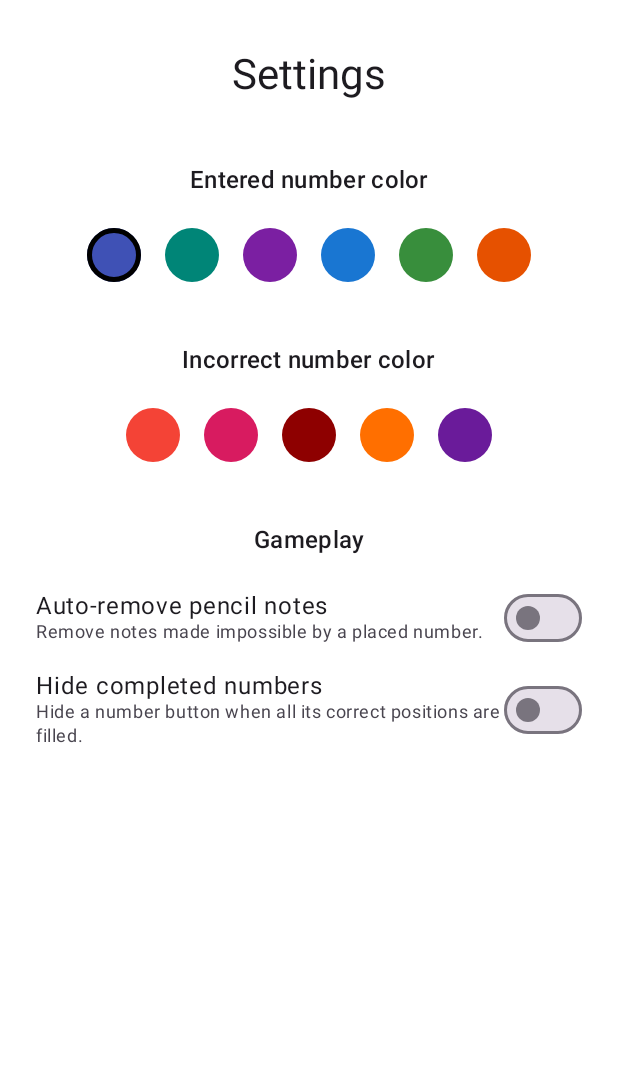
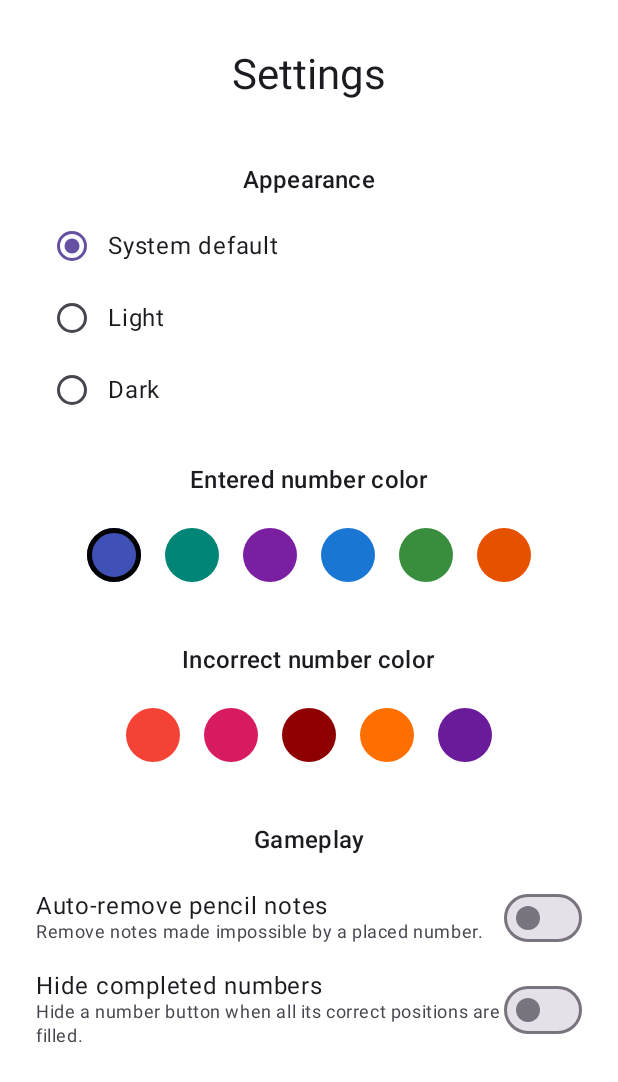
Before and after one commit to kotborisvchemsecret-cpu/Neat_Sudoku, an Android app built with Jetpack Compose: the screen it shows after launch (MainActivity), after a tap on "Settings", on a phone screen of 412 x 824 dp. Shown: the top 1082 px of the screen. Run offline under Robolectric (Android 15) with nearby library versions, the phone set to English and light mode, and no system bars.

Commit message:
settings now have their own viewmodel theme toggle

```diff
--- a/app/src/main/AndroidManifest.xml
+++ b/app/src/main/AndroidManifest.xml
@@ -13,8 +13,8 @@
         android:theme="@style/Theme.NeatSudoku">
         <activity
             android:name=".MainActivity"
+            android:screenOrientation="portrait"
             android:exported="true"
-            android:label="@string/app_name"
             android:theme="@style/Theme.NeatSudoku"
             android:windowSoftInputMode="adjustResize">
             <intent-filter>
--- a/app/src/main/java/com/example/neatsudoku/MainActivity.kt
+++ b/app/src/main/java/com/example/neatsudoku/MainActivity.kt
@@ -3,16 +3,23 @@ package com.example.neatsudoku
 import android.os.Bundle
 import androidx.activity.ComponentActivity
 import androidx.activity.compose.setContent
+import androidx.compose.runtime.collectAsState
+import androidx.compose.runtime.getValue
+import androidx.lifecycle.viewmodel.compose.viewModel
 import com.example.neatsudoku.ui.navigation.AppNavigation
 import com.example.neatsudoku.ui.theme.NeatSudokuTheme
+import com.example.neatsudoku.ui.viewmodel.SettingsViewModel
 
 class MainActivity : ComponentActivity() {
     override fun onCreate(savedInstanceState: Bundle?) {
         super.onCreate(savedInstanceState)
 
         setContent {
-            NeatSudokuTheme() {
-                AppNavigation()
+            val settingsViewModel: SettingsViewModel = viewModel()
+            val settings by settingsViewModel.uiState.collectAsState()
+
+            NeatSudokuTheme(themeMode = settings.themeMode) {
+                AppNavigation(settingsViewModel = settingsViewModel)
             }
         }
 
--- /dev/null
+++ b/app/src/main/java/com/example/neatsudoku/data/repository/SettingsRepository.kt
@@ -0,0 +1,51 @@
+package com.example.neatsudoku.data.repository
+
+import android.content.Context
+import androidx.core.content.edit
+import androidx.compose.ui.graphics.Color
+import androidx.compose.ui.graphics.toArgb
+
+class SettingsRepository(context: Context) {
+
+    private val preferences = context.applicationContext.getSharedPreferences(
+        "sudoku_settings",
+        Context.MODE_PRIVATE
+    )
+
+    fun loadPlayerColor() = Color(
+        preferences.getInt("player_color", Color(0xFF3F51B5).toArgb())
+    )
+
+    fun loadIncorrectColor() = Color(
+        preferences.getInt("incorrect_color", Color.Red.toArgb())
+    )
+
+    fun loadAutoRemovePencilNotes() =
+        preferences.getBoolean("auto_remove_pencil_notes", false)
+
+    fun loadHideCompletedNumbers() =
+        preferences.getBoolean("hide_completed_numbers", false)
+
+    fun loadThemeMode() =
+        preferences.getString("theme_mode", "SYSTEM") ?: "SYSTEM"
+
+    fun savePlayerColor(color: Color) {
+        preferences.edit { putInt("player_color", color.toArgb()) }
+    }
+
+    fun saveIncorrectColor(color: Color) {
+        preferences.edit { putInt("incorrect_color", color.toArgb()) }
+    }
+
+    fun saveAutoRemovePencilNotes(enabled: Boolean) {
+        preferences.edit { putBoolean("auto_remove_pencil_notes", enabled) }
+    }
+
+    fun saveHideCompletedNumbers(enabled: Boolean) {
+        preferences.edit { putBoolean("hide_completed_numbers", enabled) }
+    }
+
+    fun saveThemeMode(mode: String) {
+        preferences.edit { putString("theme_mode", mode) }
+    }
+}
--- a/app/src/main/java/com/example/neatsudoku/ui/navigation/AppNavigation.kt
+++ b/app/src/main/java/com/example/neatsudoku/ui/navigation/AppNavigation.kt
@@ -1,16 +1,8 @@
 package com.example.neatsudoku.ui.navigation
 
-import android.content.Context
 import androidx.compose.runtime.Composable
 import androidx.compose.runtime.collectAsState
 import androidx.compose.runtime.getValue
-import androidx.compose.runtime.mutableStateOf
-import androidx.compose.runtime.remember
-import androidx.compose.runtime.setValue
-import androidx.compose.ui.graphics.Color
-import androidx.compose.ui.graphics.toArgb
-import androidx.compose.ui.platform.LocalContext
-import androidx.core.content.edit
 import androidx.lifecycle.viewmodel.compose.viewModel
 import androidx.navigation.compose.NavHost
 import androidx.navigation.compose.composable
@@ -23,56 +15,17 @@ import com.example.neatsudoku.ui.screens.game.WinScreen
 import com.example.neatsudoku.ui.screens.mainmenu.MainMenuScreen
 import com.example.neatsudoku.ui.screens.settings.SettingsScreen
 import com.example.neatsudoku.ui.viewmodel.GameViewModel
+import com.example.neatsudoku.ui.viewmodel.SettingsViewModel
 
 @Composable
-fun AppNavigation() {
+fun AppNavigation(
+    settingsViewModel: SettingsViewModel
+) {
+    val settings by settingsViewModel.uiState.collectAsState()
     val navController = rememberNavController()
 
     val gameViewModel: GameViewModel = viewModel()
     val gameState by gameViewModel.uiState.collectAsState()
-
-    val context = LocalContext.current
-
-    val preferences = remember {
-        context.getSharedPreferences(
-            "sudoku_settings",
-            Context.MODE_PRIVATE
-        )
-    }
-
-    var playerNumberColor by remember {
-        mutableStateOf(
-            Color(
-                preferences.getInt(
-                    "player_color",
-                    Color(0xFF3F51B5).toArgb()
-                )
-            )
-        )
-    }
-
-    var incorrectNumberColor by remember {
-        mutableStateOf(
-            Color(
-                preferences.getInt(
-                    "incorrect_color",
-                    Color.Red.toArgb()
-                )
-            )
-        )
-    }
-
-    var autoRemovePencilNotes by remember {
-        mutableStateOf(
-            preferences.getBoolean("auto_remove_pencil_notes", false)
-        )
-    }
-
-    var hideCompletedNumbers by remember {
-        mutableStateOf(
-            preferences.getBoolean("hide_completed_numbers", false)
-        )
-    }
 
     NavHost(
         navController = navController,
@@ -127,48 +80,27 @@ fun AppNavigation() {
                         launchSingleTop = true
                     }
                 },
-                playerNumberColor = playerNumberColor,
-                incorrectNumberColor = incorrectNumberColor,
-                autoRemovePencilNotes = autoRemovePencilNotes,
-                hideCompletedNumbers = hideCompletedNumbers,
+                playerNumberColor = settings.playerNumberColor,
+                incorrectNumberColor = settings.incorrectNumberColor,
+                autoRemovePencilNotes = settings.autoRemovePencilNotes,
+                hideCompletedNumbers = settings.hideCompletedNumbers,
                 viewModel = gameViewModel
             )
         }
 
         composable(Screen.Settings.route) {
             SettingsScreen(
-                playerNumberColor = playerNumberColor,
-                incorrectNumberColor = incorrectNumberColor,
-                autoRemovePencilNotes = autoRemovePencilNotes,
-                hideCompletedNumbers = hideCompletedNumbers,
+                playerNumberColor = settings.playerNumberColor,
+                incorrectNumberColor = settings.incorrectNumberColor,
+                autoRemovePencilNotes = settings.autoRemovePencilNotes,
+                hideCompletedNumbers = settings.hideCompletedNumbers,
+                themeMode = settings.themeMode,
 
-                onPlayerColorChange = { color ->
-                    playerNumberColor = color
-                    preferences.edit {
-                        putInt("player_color", color.toArgb())
-                    }
-                },
-
-                onIncorrectColorChange = { color ->
-                    incorrectNumberColor = color
-                    preferences.edit {
-                        putInt("incorrect_color", color.toArgb())
-                    }
-                },
-
-                onAutoRemovePencilNotesChange = { enabled ->
-                    autoRemovePencilNotes = enabled
-                    preferences.edit {
-                        putBoolean("auto_remove_pencil_notes", enabled)
-                    }
-                },
-
-                onHideCompletedNumbersChange = { enabled ->
-                    hideCompletedNumbers = enabled
-                    preferences.edit {
-                        putBoolean("hide_completed_numbers", enabled)
-                    }
-                }
+                onPlayerColorChange = settingsViewModel::setPlayerNumberColor,
+                onIncorrectColorChange = settingsViewModel::setIncorrectNumberColor,
+                onAutoRemovePencilNotesChange = settingsViewModel::setAutoRemovePencilNotes,
+                onHideCompletedNumbersChange = settingsViewModel::setHideCompletedNumbers,
+                onThemeModeChange = settingsViewModel::setThemeMode
             )
         }
 
--- a/app/src/main/java/com/example/neatsudoku/ui/screens/game/GameScreen.kt
+++ b/app/src/main/java/com/example/neatsudoku/ui/screens/game/GameScreen.kt
@@ -118,7 +118,7 @@ fun GameScreen(
 
         Text(
             text = "Mistakes: ${uiState.mistakes}/${uiState.difficulty.allowedMistakes}",
-            color = if (uiState.mistakes > 0) Color.Red else Color.DarkGray
+            color = if (uiState.mistakes > 0) incorrectNumberColor else playerNumberColor
         )
 
         // Keep the grid close to the header.
--- a/app/src/main/java/com/example/neatsudoku/ui/screens/settings/SettingsScreen.kt
+++ b/app/src/main/java/com/example/neatsudoku/ui/screens/settings/SettingsScreen.kt
@@ -23,6 +23,8 @@ import androidx.compose.ui.Alignment
 import androidx.compose.ui.Modifier
 import androidx.compose.ui.graphics.Color
 import androidx.compose.ui.unit.dp
+import androidx.compose.material3.RadioButton
+import com.example.neatsudoku.ui.theme.ThemeMode
 
 private val playerColorOptions = listOf(
     Color(0xFF3F51B5),
@@ -50,7 +52,9 @@ fun SettingsScreen(
     onPlayerColorChange: (Color) -> Unit,
     onIncorrectColorChange: (Color) -> Unit,
     onAutoRemovePencilNotesChange: (Boolean) -> Unit,
-    onHideCompletedNumbersChange: (Boolean) -> Unit
+    onHideCompletedNumbersChange: (Boolean) -> Unit,
+    themeMode: ThemeMode,
+    onThemeModeChange: (ThemeMode) -> Unit
 ) {
     Column(
         modifier = Modifier
@@ -65,6 +69,37 @@ fun SettingsScreen(
         )
 
         Spacer(modifier = Modifier.height(40.dp))
+
+        Text(
+            text = "Appearance",
+            style = MaterialTheme.typography.titleMedium
+        )
+
+        Spacer(modifier = Modifier.height(8.dp))
+
+        ThemeMode.entries.forEach { mode ->
+            Row(
+                modifier = Modifier
+                    .fillMaxWidth()
+                    .clickable { onThemeModeChange(mode) },
+                verticalAlignment = Alignment.CenterVertically
+            ) {
+                RadioButton(
+                    selected = themeMode == mode,
+                    onClick = { onThemeModeChange(mode) }
+                )
+
+                Text(
+                    text = when (mode) {
+                        ThemeMode.SYSTEM -> "System default"
+                        ThemeMode.LIGHT -> "Light"
+                        ThemeMode.DARK -> "Dark"
+                    }
+                )
+            }
+        }
+
+        Spacer(modifier = Modifier.height(24.dp))
 
         Text(
             text = "Entered number color",
--- a/app/src/main/java/com/example/neatsudoku/ui/theme/Theme.kt
+++ b/app/src/main/java/com/example/neatsudoku/ui/theme/Theme.kt
@@ -17,7 +17,11 @@ import androidx.compose.runtime.staticCompositionLocalOf
 import androidx.compose.foundation.layout.fillMaxSize
 import androidx.compose.ui.Modifier
 
-
+enum class ThemeMode {
+    SYSTEM,
+    LIGHT,
+    DARK
+}
 private val DarkSudokuColors = SudokuColors(
     selectedCell = Color(0xFF221E2B),
     selectedRowColumn = Color(0xFF363040),
@@ -49,7 +53,7 @@ private val DarkColorScheme = darkColorScheme(
 )
 
 private val LightColorScheme = lightColorScheme(
-    primary = Purple80,
+    primary = Purple40,
     secondary = PurpleGrey80,
     tertiary = Pink80,
     background = Color(0xFFFFFFFF),
@@ -60,10 +64,15 @@ val LocalSudokuColors = staticCompositionLocalOf {
 }
 @Composable
 fun NeatSudokuTheme(
-    darkTheme: Boolean = isSystemInDarkTheme(),
+    themeMode: ThemeMode = ThemeMode.SYSTEM,
     dynamicColor: Boolean = false,
     content: @Composable () -> Unit
 ) {
+    val darkTheme = when (themeMode) {
+        ThemeMode.SYSTEM -> isSystemInDarkTheme()
+        ThemeMode.LIGHT -> false
+        ThemeMode.DARK -> true
+    }
     val colorScheme = when {
         dynamicColor && Build.VERSION.SDK_INT >= Build.VERSION_CODES.S -> {
             val context = LocalContext.current
--- /dev/null
+++ b/app/src/main/java/com/example/neatsudoku/ui/viewmodel/SettingsViewModel.kt
@@ -0,0 +1,62 @@
+package com.example.neatsudoku.ui.viewmodel
+
+import android.app.Application
+import androidx.lifecycle.AndroidViewModel
+import androidx.compose.ui.graphics.Color
+import com.example.neatsudoku.data.repository.SettingsRepository
+import com.example.neatsudoku.ui.theme.ThemeMode
+import kotlinx.coroutines.flow.MutableStateFlow
+import kotlinx.coroutines.flow.StateFlow
+import kotlinx.coroutines.flow.asStateFlow
+
+data class SettingsUiState(
+    val playerNumberColor: Color = Color(0xFF3F51B5),
+    val incorrectNumberColor: Color = Color.Red,
+    val autoRemovePencilNotes: Boolean = false,
+    val hideCompletedNumbers: Boolean = false,
+    val themeMode: ThemeMode = ThemeMode.SYSTEM
+)
+
+class SettingsViewModel(application: Application) : AndroidViewModel(application) {
+
+    private val repository = SettingsRepository(application)
+
+    private val _uiState = MutableStateFlow(
+        SettingsUiState(
+            playerNumberColor = repository.loadPlayerColor(),
+            incorrectNumberColor = repository.loadIncorrectColor(),
+            autoRemovePencilNotes = repository.loadAutoRemovePencilNotes(),
+            hideCompletedNumbers = repository.loadHideCompletedNumbers(),
+            themeMode = runCatching {
+                ThemeMode.valueOf(repository.loadThemeMode())
+            }.getOrDefault(ThemeMode.SYSTEM)
+        )
+    )
+
+    val uiState: StateFlow<SettingsUiState> = _uiState.asStateFlow()
+
+    fun setPlayerNumberColor(color: Color) {
+        repository.savePlayerColor(color)
+        _uiState.value = _uiState.value.copy(playerNumberColor = color)
+    }
+
+    fun setIncorrectNumberColor(color: Color) {
+        repository.saveIncorrectColor(color)
+        _uiState.value = _uiState.value.copy(incorrectNumberColor = color)
+    }
+
+    fun setAutoRemovePencilNotes(enabled: Boolean) {
+        repository.saveAutoRemovePencilNotes(enabled)
+        _uiState.value = _uiState.value.copy(autoRemovePencilNotes = enabled)
+    }
+
+    fun setHideCompletedNumbers(enabled: Boolean) {
+        repository.saveHideCompletedNumbers(enabled)
+        _uiState.value = _uiState.value.copy(hideCompletedNumbers = enabled)
+    }
+
+    fun setThemeMode(mode: ThemeMode) {
+        repository.saveThemeMode(mode.name)
+        _uiState.value = _uiState.value.copy(themeMode = mode)
+    }
+}
```
